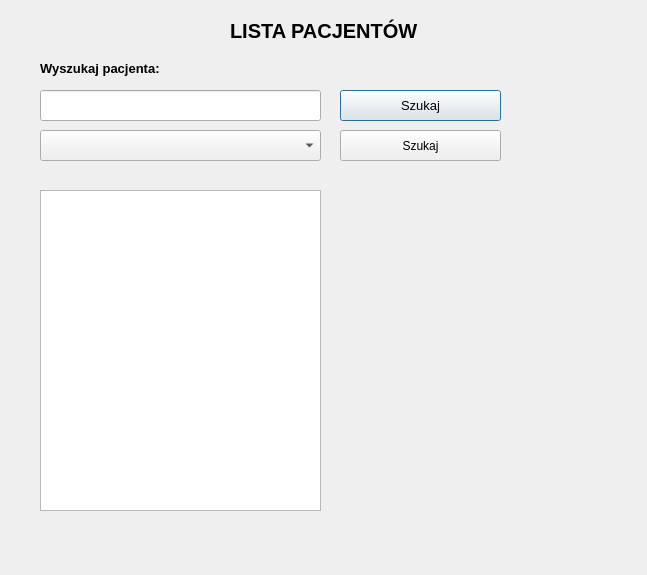
Before: the Qt Designer form gui/showPatientsGui.ui in dominikagabor/Development_MedApp, drawn with Qt 5.
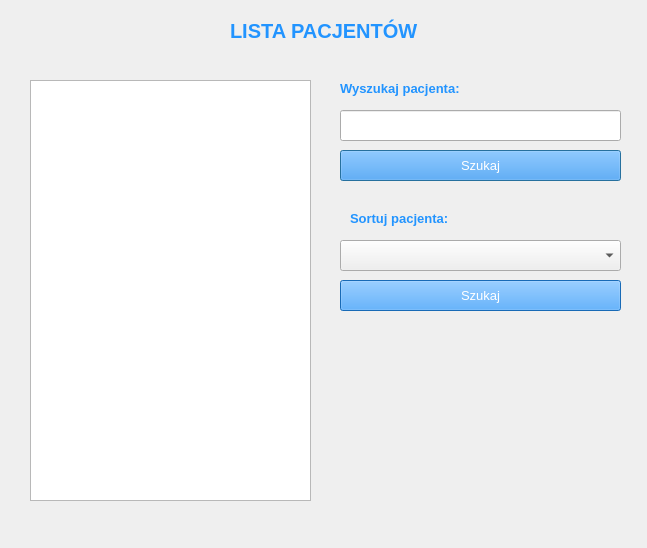
After: the same form once the commit is applied.

What changed in the file:
```diff
--- a/gui/showPatientsGui.ui
+++ b/gui/showPatientsGui.ui
@@ -7,7 +7,7 @@
     <x>0</x>
     <y>0</y>
     <width>647</width>
-    <height>575</height>
+    <height>548</height>
    </rect>
   </property>
   <property name="windowTitle">
@@ -16,10 +16,10 @@
   <widget class="QListWidget" name="listWidget">
    <property name="geometry">
     <rect>
-     <x>40</x>
-     <y>190</y>
+     <x>30</x>
+     <y>80</y>
      <width>281</width>
-     <height>321</height>
+     <height>421</height>
     </rect>
    </property>
   </widget>
@@ -39,6 +39,9 @@
      <bold>true</bold>
     </font>
    </property>
+   <property name="styleSheet">
+    <string notr="true">color: rgb(34, 148, 255)</string>
+   </property>
    <property name="text">
     <string>LISTA PACJENTÓW</string>
    </property>
@@ -46,8 +49,8 @@
   <widget class="QLineEdit" name="valueFindEditText">
    <property name="geometry">
     <rect>
-     <x>40</x>
-     <y>90</y>
+     <x>340</x>
+     <y>110</y>
      <width>281</width>
      <height>31</height>
     </rect>
@@ -56,8 +59,8 @@
   <widget class="QLabel" name="findLabel">
    <property name="geometry">
     <rect>
-     <x>40</x>
-     <y>60</y>
+     <x>340</x>
+     <y>80</y>
      <width>151</width>
      <height>16</height>
     </rect>
@@ -69,6 +72,9 @@
      <bold>true</bold>
     </font>
    </property>
+   <property name="styleSheet">
+    <string notr="true">color: rgb(34, 148, 255)</string>
+   </property>
    <property name="text">
     <string>Wyszukaj pacjenta:</string>
    </property>
@@ -77,8 +83,8 @@
    <property name="geometry">
     <rect>
      <x>340</x>
-     <y>90</y>
-     <width>161</width>
+     <y>150</y>
+     <width>281</width>
      <height>31</height>
     </rect>
    </property>
@@ -87,6 +93,9 @@
      <pointsize>10</pointsize>
     </font>
    </property>
+   <property name="styleSheet">
+    <string notr="true">background-color: rgb(34, 148, 255); color: rgb(255, 255, 255)</string>
+   </property>
    <property name="text">
     <string>Szukaj</string>
    </property>
@@ -94,8 +103,8 @@
   <widget class="QComboBox" name="comboBox">
    <property name="geometry">
     <rect>
-     <x>40</x>
-     <y>130</y>
+     <x>340</x>
+     <y>240</y>
      <width>281</width>
      <height>31</height>
     </rect>
@@ -105,15 +114,46 @@
    <property name="geometry">
     <rect>
      <x>340</x>
-     <y>130</y>
-     <width>161</width>
+     <y>280</y>
+     <width>281</width>
      <height>31</height>
     </rect>
    </property>
+   <property name="font">
+    <font>
+     <pointsize>10</pointsize>
+    </font>
+   </property>
+   <property name="styleSheet">
+    <string notr="true">background-color: rgb(34, 148, 255); color: rgb(255, 255, 255)</string>
+   </property>
    <property name="text">
     <string>Szukaj</string>
    </property>
   </widget>
+  <widget class="QLabel" name="sortLabel">
+   <property name="geometry">
+    <rect>
+     <x>350</x>
+     <y>210</y>
+     <width>151</width>
+     <height>16</height>
+    </rect>
+   </property>
+   <property name="font">
+    <font>
+     <pointsize>10</pointsize>
+     <weight>75</weight>
+     <bold>true</bold>
+    </font>
+   </property>
+   <property name="styleSheet">
+    <string notr="true">color: rgb(34, 148, 255)</string>
+   </property>
+   <property name="text">
+    <string>Sortuj pacjenta:</string>
+   </property>
+  </widget>
  </widget>
  <resources/>
  <connections/>
```
Left out of the diff: 2 changed lines with no effect on the pictures.
